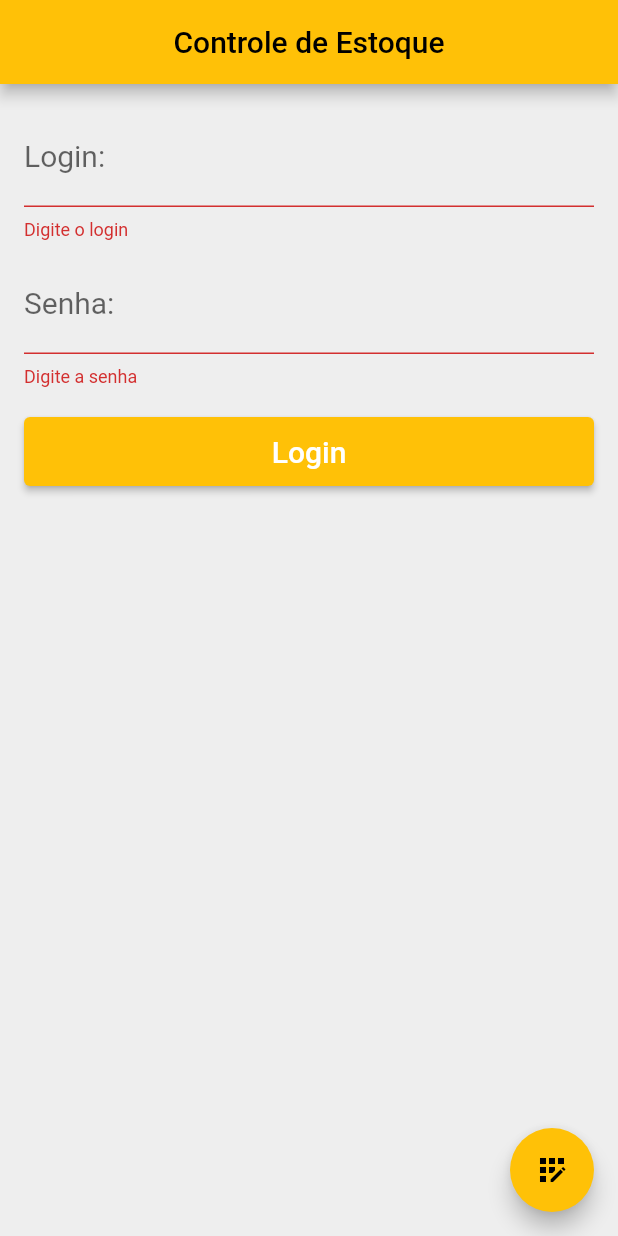
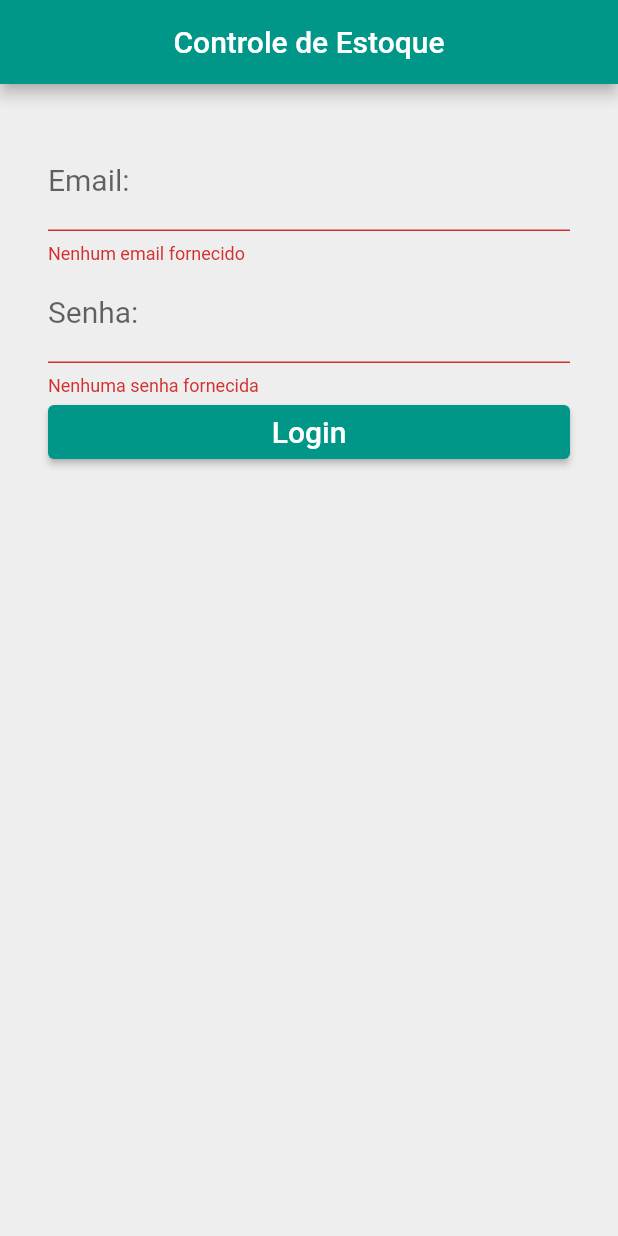
Before and after one commit to viniciuss-mendes/Inventory_management, a Flutter app: the screen it shows after launch, after a tap on "Login", on a phone screen of 412 x 824 dp. Run offline on Flutter 3.47's test engine with Material 2 defaults, Android fonts, the phone set to English and light mode, and no system bars; our stand-ins replace cloud_firestore, firebase_auth, firebase_core; accounts and stored records are empty.

Commit message:
feat: registrando e autenticando novos usuários

```diff
--- a/lib/main.dart
+++ b/lib/main.dart
@@ -1,6 +1,6 @@
 import 'package:firebase_core/firebase_core.dart';
 import 'package:flutter/material.dart';
-import'package:lps_app/pages/PaginaLogin.dart';
+import'package:lps_app/pages/pagina_login.dart';
 
 void main() async{
   WidgetsFlutterBinding.ensureInitialized();
@@ -9,7 +9,7 @@ void main() async{
   runApp(MaterialApp(
     debugShowCheckedModeBanner: false,
     theme: ThemeData(
-      primarySwatch: Colors.amber,
+      primarySwatch: Colors.teal,
       brightness: Brightness.light,
       scaffoldBackgroundColor: Colors.grey[200],
     ),
--- a/lib/pages/PaginaLogin.dart
+++ /dev/null
@@ -1,153 +0,0 @@
-//import 'package:cloud_firestore/cloud_firestore.dart';
-import 'package:flutter/material.dart';
-//import 'PaginaPrincipal.dart';
-//import 'PaginaRegistro.dart';
-
-class PaginaLogin extends StatefulWidget {
-  @override
-  _PaginaLoginState createState() => _PaginaLoginState();
-}
-
-class _PaginaLoginState extends State<PaginaLogin> {
-  TextEditingController _controllerLogin = TextEditingController();
-  TextEditingController _controllerSenha = TextEditingController();
-  final _formKey = GlobalKey<FormState>();
-
-  @override
-  Widget build(BuildContext context) {
-
-    //FirebaseFirestore db = FirebaseFirestore.instance;
-
-    return Scaffold(
-      appBar: AppBar(
-        title: Text("Controle de Estoque"),
-        centerTitle: true,
-      ),
-      floatingActionButton: FloatingActionButton(
-        backgroundColor: Colors.amber,
-        onPressed: (){
-          Navigator.push(
-            context,
-            MaterialPageRoute(
-                //builder: (context) => PaginaRegistro()
-            ),
-          );
-        },
-        child: Icon(Icons.app_registration),
-      ),
-      body: Form(
-        key: _formKey,
-        child: ListView(
-          padding: EdgeInsets.all(16),
-          children: <Widget>[
-
-            TextFormField(
-              style: TextStyle(
-                fontSize: 20,
-                color: Colors.black,
-              ),
-              decoration: InputDecoration(
-                  labelText: "Login:",
-                  hintText: "Digite o login"
-              ),
-              controller: _controllerLogin,
-              validator: (String text){
-                if(text.isEmpty){
-                  return "Digite o login";
-                }
-                return null;
-              },
-            ),
-            SizedBox(height: 10,),
-
-            TextFormField(
-              style: TextStyle(
-                fontSize: 20,
-                color: Colors.black,
-              ),
-              decoration: InputDecoration(
-                  labelText: "Senha:",
-                  hintText: "Digite a senha"
-              ),
-              obscureText: true,
-              controller: _controllerSenha,
-              validator: (String text){
-                if(text.isEmpty){
-                  return "Digite a senha ";
-                }
-                if(text.length < 4){
-                  return "A senha tem pelo menos 4 dígitos";
-                }
-                return null;
-              },
-            ),
-            SizedBox(height: 20,),
-
-            Container(
-              height: 46,
-              child: ElevatedButton(
-                  child: Text("Login",
-                    style: TextStyle(
-                        fontSize: 20,
-                        color: Colors.white
-                    ),),
-                  onPressed: () async {
-                    bool formOk = _formKey.currentState.validate();
-                    if(! formOk){
-                      return;
-                    }/*else{
-                      await db.collection('usuarios')
-                          .where('nome', isEqualTo: _controllerLogin.text)
-                          .get().then((QuerySnapshot querySnapshot) {
-                        if(querySnapshot.docs.isEmpty){
-                          showDialog(
-                              context: context,
-                              builder: (context){
-                                return _falhaLogin();
-                              });
-                        }else{
-                          var item = querySnapshot.docs[0];
-                          if(item['senha'] == _controllerSenha.text){
-                            Navigator.push(
-                              context,
-                              MaterialPageRoute(
-                                  builder: (context) => PaginaPrincipal()
-                              ),
-                            );
-                          }else{
-                            showDialog(
-                                context: context,
-                                builder: (context){
-                                  return _falhaLogin();
-                                });
-                          }
-                        }
-                      });
-
-                    }*/
-                    //print("Login "+_controllerLogin.text);
-                    //print("Senha "+_controllerSenha.text);
-                  }
-              ),
-            ),
-          ],
-        ),
-      ),
-    );
-  }
-
-  _falhaLogin(){
-    return AlertDialog(
-      title: Text("Usuário ou senha incorretos!"),
-      actions: <Widget>[
-        TextButton(
-            onPressed: (){
-              Navigator.pop(context);
-            },
-            child: Text("Ok")
-        ),
-      ],
-    );
-  }
-
-}
--- /dev/null
+++ b/lib/pages/pagina_login.dart
@@ -0,0 +1,103 @@
+import 'package:flutter/material.dart';
+import 'package:firebase_auth/firebase_auth.dart';
+import 'pagina_principal.dart';
+
+class PaginaLogin extends StatefulWidget {
+  @override
+  _PaginaLoginState createState() => _PaginaLoginState();
+}
+
+class _PaginaLoginState extends State<PaginaLogin>{
+  String _email;
+  String _senha;
+
+  TextEditingController _controllerEmail = TextEditingController();
+  TextEditingController _controllerSenha = TextEditingController();
+  final _formKey = GlobalKey<FormState>();
+
+  bool validateAndSave(){
+    final form = _formKey.currentState;
+    if(form.validate()){
+      form.save();
+      return true;
+    }
+    return false;
+  }
+
+  void validateAndSubmit() async {
+    if(validateAndSave()){
+      try {
+        UserCredential user = await FirebaseAuth.instance
+            .signInWithEmailAndPassword(email: _email, password: _senha);
+        print('User: ${user.user.uid}');
+        Navigator.push(
+          context,
+          MaterialPageRoute(
+              builder: (context) => PaginaPrincipal()
+          ),
+        );
+      }
+      catch(e) {
+        print('Error: $e');
+      }
+    }
+  }
+
+  @override
+  Widget build(BuildContext context) {
+    return Scaffold(
+      appBar: AppBar(
+        title: Text("Controle de Estoque"),
+        centerTitle: true,
+      ),
+      body: new Container(
+        padding: EdgeInsets.all(16.0),
+        child: new Form(
+          key: _formKey,
+            child: ListView(
+              padding: EdgeInsets.all(16),
+              children: <Widget>[
+                new TextFormField(
+                  style: TextStyle(
+                    fontSize: 20,
+                    color: Colors.black,
+                  ),
+                  decoration: InputDecoration(
+                      labelText: "Email:",
+                      hintText: "Digite o Email"
+                  ),
+                  controller: _controllerEmail,
+                  validator: (value) => value.isEmpty ? "Nenhum email fornecido" : null,
+                  onSaved: (value) => _email = value,
+                ),
+                new TextFormField(
+                  style: TextStyle(
+                    fontSize: 20,
+                    color: Colors.black,
+                  ),
+                  decoration: InputDecoration(
+                      labelText: "Senha:",
+                      hintText: "Digite a senha"
+                  ),
+                  obscureText: true,
+                  controller: _controllerSenha,
+                  validator: (value) => value.isEmpty ? "Nenhuma senha fornecida" : null,
+                  onSaved: (value) => _senha = value,
+                ),
+               new ElevatedButton(
+                 child: Text(
+                   "Login",
+                   style: TextStyle(
+                       fontSize: 20,
+                       color: Colors.white
+                   ),
+                 ),
+                 onPressed: validateAndSubmit,
+               ),
+              ],
+            ),
+        ),
+      )
+    );
+  }
+}
--- a/pubspec.yaml
+++ b/pubspec.yaml
@@ -30,6 +30,7 @@ dependencies:
   cupertino_icons: ^1.0.2
   firebase_core: ^1.12.0
   firebase_auth: ^3.3.8
+  cloud_firestore: ^3.1.14
 
 dev_dependencies:
   flutter_test:
```
Also changed, not shown: lib/models/funcionario.dart (deleted, +0 -7 lines), lib/pages/pagina_estoque.dart (added, +69 -0 lines), lib/pages/pagina_funcionarios.dart (added, +77 -0 lines), lib/pages/pagina_principal.dart (added, +80 -0 lines), lib/pages/pagina_registro.dart (added, +107 -0 lines), pubspec.lock, 1 other file.
